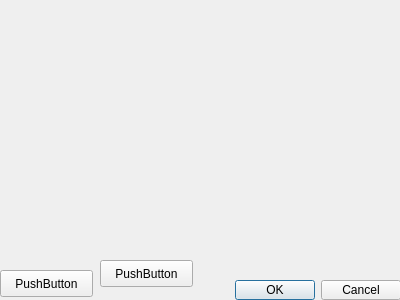
FenyukAndrew/QtCalculatePayment, file electricity.ui: the form before one commit.
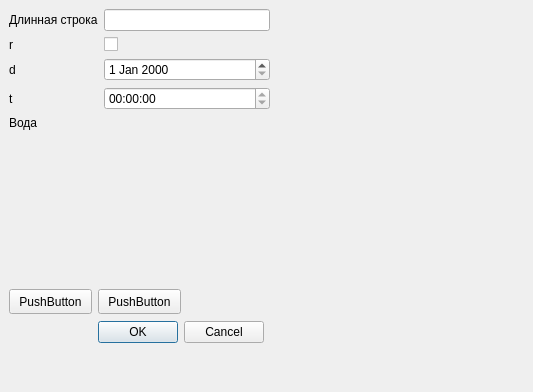
The form after the commit.

Commit message: Добавлено автомасштабироване элементов под размер диалогового окна

Diff of the .ui file:
```diff
--- a/electricity.ui
+++ b/electricity.ui
@@ -6,8 +6,8 @@
    <rect>
     <x>0</x>
     <y>0</y>
-    <width>400</width>
-    <height>300</height>
+    <width>533</width>
+    <height>392</height>
    </rect>
   </property>
   <property name="windowTitle">
@@ -16,10 +16,10 @@
   <widget class="QDialogButtonBox" name="buttonBox">
    <property name="geometry">
     <rect>
-     <x>220</x>
-     <y>280</y>
-     <width>181</width>
-     <height>20</height>
+     <x>98</x>
+     <y>320</y>
+     <width>166</width>
+     <height>25</height>
     </rect>
    </property>
    <property name="orientation">
@@ -32,10 +32,10 @@
   <widget class="QPushButton" name="pushButton">
    <property name="geometry">
     <rect>
-     <x>0</x>
-     <y>270</y>
-     <width>93</width>
-     <height>27</height>
+     <x>9</x>
+     <y>289</y>
+     <width>83</width>
+     <height>25</height>
     </rect>
    </property>
    <property name="text">
@@ -45,16 +45,79 @@
   <widget class="QPushButton" name="pushButton_2">
    <property name="geometry">
     <rect>
-     <x>100</x>
-     <y>260</y>
-     <width>93</width>
-     <height>27</height>
+     <x>98</x>
+     <y>289</y>
+     <width>83</width>
+     <height>25</height>
     </rect>
    </property>
    <property name="text">
     <string>PushButton</string>
    </property>
   </widget>
+  <widget class="QWidget" name="formLayoutWidget">
+   <property name="geometry">
+    <rect>
+     <x>9</x>
+     <y>9</y>
+     <width>261</width>
+     <height>137</height>
+    </rect>
+   </property>
+   <layout class="QFormLayout" name="formLayout">
+    <item row="0" column="0">
+     <widget class="QLabel" name="testLabel">
+      <property name="text">
+       <string>Длинная строка</string>
+      </property>
+     </widget>
+    </item>
+    <item row="0" column="1">
+     <widget class="QLineEdit" name="testLineEdit"/>
+    </item>
+    <item row="1" column="0">
+     <widget class="QLabel" name="rLabel">
+      <property name="text">
+       <string>r</string>
+      </property>
+     </widget>
+    </item>
+    <item row="1" column="1">
+     <widget class="QCheckBox" name="rCheckBox"/>
+    </item>
+    <item row="2" column="0">
+     <widget class="QLabel" name="dLabel">
+      <property name="text">
+       <string>d</string>
+      </property>
+     </widget>
+    </item>
+    <item row="2" column="1">
+     <widget class="QDateEdit" name="dDateEdit"/>
+    </item>
+    <item row="3" column="0">
+     <widget class="QLabel" name="tLabel">
+      <property name="text">
+       <string>t</string>
+      </property>
+     </widget>
+    </item>
+    <item row="3" column="1">
+     <widget class="QTimeEdit" name="tTimeEdit">
+      <property name="readOnly">
+       <bool>true</bool>
+      </property>
+     </widget>
+    </item>
+    <item row="4" column="0">
+     <widget class="QLabel" name="Label">
+      <property name="text">
+       <string>Вода</string>
+      </property>
+     </widget>
+    </item>
+   </layout>
+  </widget>
  </widget>
  <resources/>
  <connections>
```
The commit also changes 3 other files.
